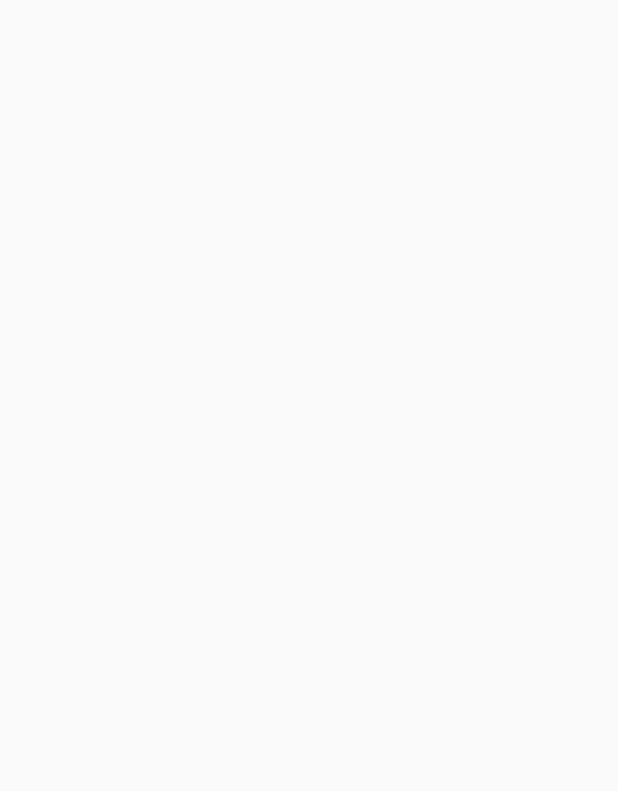
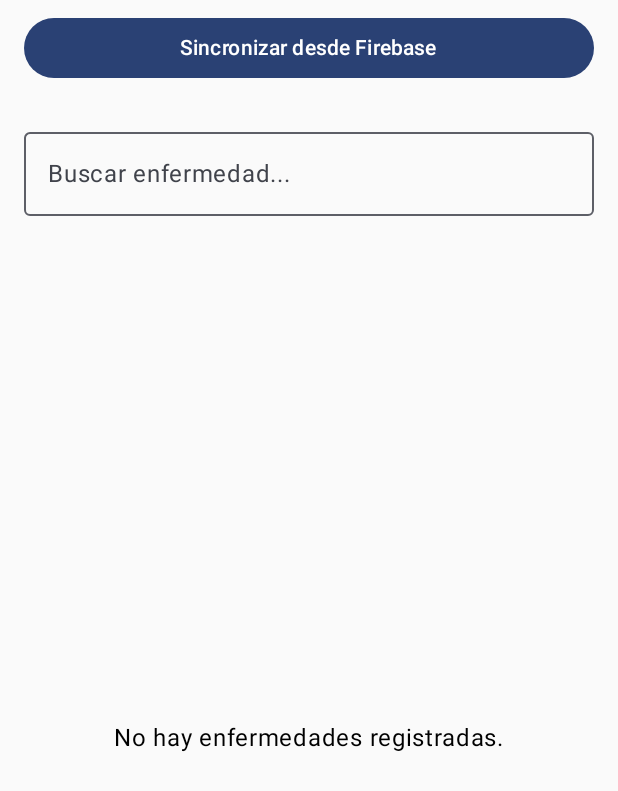
Before and after one commit to Traxcomgarza/Salud_Comunitaria, an Android app built with Jetpack Compose: the screen it shows after launch (MainActivity), on a phone screen of 412 x 824 dp. Before the commit the part shown is empty. Shown: the top 791 px of the screen. Run offline under Robolectric (Android 15) with nearby library versions, the phone set to English and light mode, and no system bars; our stand-ins replace Firebase (no records; nobody signed in at launch, a user with empty details on screens opened directly), Room's generated code.

Commit message:
Se añadioCrea la pantalla DiseasesScreen con un campo de búsqueda y una lista

```diff
--- a/app/build.gradle.kts
+++ b/app/build.gradle.kts
@@ -4,8 +4,6 @@ plugins {
     alias(libs.plugins.kotlin.compose)
 
 
-    //firebase
-    id("com.google.gms.google-services") version "4.4.3" apply false
 
 }
 
@@ -62,6 +60,7 @@ dependencies {
     implementation(libs.androidx.compose.material3)
     implementation(libs.androidx.navigation.runtime.ktx)
     implementation(libs.androidx.navigation.compose)
+    implementation(libs.androidx.room.ktx)
     testImplementation(libs.junit)
     androidTestImplementation(libs.androidx.junit)
     androidTestImplementation(libs.androidx.espresso.core)
@@ -78,6 +77,9 @@ dependencies {
     implementation("com.google.firebase:firebase-auth-ktx")
     implementation("com.google.firebase:firebase-firestore-ktx")
 
+    implementation("io.insert-koin:koin-androidx-compose:3.5.0")
+    implementation("io.insert-koin:koin-android:3.5.0")
+
     //data-core
     implementation(project(":data-core"))
     //show-diseases
--- a/app/src/main/AndroidManifest.xml
+++ b/app/src/main/AndroidManifest.xml
@@ -3,6 +3,7 @@
     xmlns:tools="http://schemas.android.com/tools">
 
     <application
+        android:name=".MainApplication"
         android:allowBackup="true"
         android:dataExtractionRules="@xml/data_extraction_rules"
         android:fullBackupContent="@xml/backup_rules"
--- /dev/null
+++ b/app/src/main/java/com/example/salud_comunitaria/AppModule.kt
@@ -0,0 +1,38 @@
+package com.example.salud_comunitaria
+
+import androidx.room.Room
+import com.example.data_core.database.AppDatabase
+import com.example.data_core.firebase.FirebaseDiseaseService
+import com.example.data_core.firebase.FirebaseUserService
+import com.example.data_core.repository.DiseaseRepository
+import com.example.data_core.repository.UserRepository
+import com.example.feature_auth.viewmodel.UserViewModel
+import com.example.feature_show_diseases.viewmodel.DiseaseDetailViewModel
+import com.example.feature_show_diseases.viewmodel.DiseaseViewModel
+import org.koin.android.ext.koin.androidContext
+import org.koin.androidx.viewmodel.dsl.viewModel
+import org.koin.dsl.module
+
+val appModule = module {
+
+    single {
+        Room.databaseBuilder(
+            androidContext(),
+            AppDatabase::class.java, "salud_comunitaria_db")
+            .build()
+    }
+
+    // Recetas para los "ayudantes" de la base de datos (DAOs)
+    single { get<AppDatabase>().diseaseDao() }
+    single { get<AppDatabase>().userDao() }
+
+    single { FirebaseDiseaseService() }
+    single { FirebaseUserService() }
+
+    single { DiseaseRepository(get(), get()) }
+    single { UserRepository(get(), get()) }
+
+    viewModel { DiseaseViewModel(get()) }
+    viewModel { UserViewModel(get()) }
+    viewModel { DiseaseDetailViewModel(get()) }
+}
--- a/app/src/main/java/com/example/salud_comunitaria/MainActivity.kt
+++ b/app/src/main/java/com/example/salud_comunitaria/MainActivity.kt
@@ -11,7 +11,11 @@ import androidx.compose.material3.Text
 import androidx.compose.runtime.Composable
 import androidx.compose.ui.Modifier
 import androidx.compose.ui.tooling.preview.Preview
+import com.example.feature_auth.viewmodel.UserViewModel
+import com.example.feature_show_diseases.viewmodel.DiseaseViewModel
+import com.example.salud_comunitaria.ui.navigation.NavBar
 import com.example.salud_comunitaria.ui.theme.Salud_ComunitariaTheme
+import org.koin.androidx.compose.koinViewModel
 
 class MainActivity : ComponentActivity() {
     override fun onCreate(savedInstanceState: Bundle?) {
@@ -19,7 +23,13 @@ class MainActivity : ComponentActivity() {
         enableEdgeToEdge()
         setContent {
             Salud_ComunitariaTheme {
+                val diseaseViewModel: DiseaseViewModel = koinViewModel()
+                val userViewModel: UserViewModel = koinViewModel()
 
+                NavBar(
+                    diseaseViewModel = diseaseViewModel,
+                    userViewModel = userViewModel
+                )
             }
         }
     }
--- /dev/null
+++ b/app/src/main/java/com/example/salud_comunitaria/MainApplication.kt
@@ -0,0 +1,21 @@
+package com.example.salud_comunitaria
+
+import android.app.Application
+import org.koin.android.ext.koin.androidContext
+import org.koin.android.ext.koin.androidLogger
+import org.koin.core.context.startKoin
+
+class MainApplication : Application() {
+    override fun onCreate() {
+        super.onCreate()
+
+        startKoin {
+            // Log Koin activity
+            androidLogger()
+            // Provide Android context
+            androidContext(this@MainApplication)
+            // Load modules
+            modules(appModule)
+        }
+    }
+}
--- a/app/src/main/java/com/example/salud_comunitaria/ui/navigation/NavBar.kt
+++ b/app/src/main/java/com/example/salud_comunitaria/ui/navigation/NavBar.kt
@@ -9,22 +9,48 @@ import com.example.feature_show_diseases.viewmodel.DiseaseViewModel
 import com.example.feature_auth.viewmodel.UserViewModel
 import com.example.feature_auth.screens.LoginScreen
 import com.example.feature_auth.screens.SignInScreen
+import com.example.feature_show_diseases.screens.DiseaseDetailScreen
 import com.example.feature_show_diseases.screens.DiseasesScreen
+import com.example.feature_show_diseases.viewmodel.DiseaseDetailViewModel
+import org.koin.androidx.compose.koinViewModel
 
 @Composable
 fun NavBar(
     diseaseViewModel: DiseaseViewModel,
     userViewModel: UserViewModel,
     navController: NavHostController = rememberNavController()
-){
+) {
     NavHost(
         navController = navController,
-        startDestination = "login"
-    ){
-        composable("login"){LoginScreen(userViewModel, navController)}
-        composable("register"){SignInScreen()}
-        composable("diseases"){DiseasesScreen()}
+        startDestination = "diseases"
+    ) {
+//        composable("login"){LoginScreen(userViewModel, navController)}
+//        composable("register"){SignInScreen()}
+//        composable("diseases"){DiseasesScreen()}
+
+        composable("diseases") {
+            DiseasesScreen(
+                viewModel = diseaseViewModel,
+                onKnowMoreClicked = { diseaseId ->
+                    navController.navigate("diseaseDetail/$diseaseId")
+                }
+            )
+        }
 
 
+        composable("diseaseDetail/{diseaseId}") { backStackEntry ->
+            val diseaseId = backStackEntry.arguments?.getString("diseaseId")?.toLongOrNull()
+            if (diseaseId != null) {
+                val detailViewModel: DiseaseDetailViewModel = koinViewModel()
+                DiseaseDetailScreen(
+                    diseaseId = diseaseId,
+                    viewModel = detailViewModel,
+                    onBackClicked = { navController.popBackStack() }
+                )
+            } else {
+                println("Error: diseaseId no válido para la pantalla de detalles.")
+                navController.popBackStack()
+            }
+        }
     }
 }
--- a/build.gradle.kts
+++ b/build.gradle.kts
@@ -6,6 +6,9 @@ plugins {
     alias(libs.plugins.kotlin.compose) apply false
     alias(libs.plugins.android.library) apply false
 
+    id("com.google.gms.google-services") version "4.4.3" apply false
+
+
     //agregado
     // alias(libs.plugins.compose.compiler) apply false
 
--- a/data-core/src/main/java/com/example/data_core/dao/DiseaseDao.kt
+++ b/data-core/src/main/java/com/example/data_core/dao/DiseaseDao.kt
@@ -11,6 +11,11 @@ import kotlinx.coroutines.flow.Flow
 
 @Dao
 interface DiseaseDao {
+
+    //Se agrego el query para la busqueda de enfermedades
+    @Query(""" SELECT * FROM disease WHERE :query = '' OR diseaseName LIKE '%' || :query || '%' ORDER BY diseaseName ASC """)
+    fun searchDiseases(query: String): Flow<List<DiseaseInfo>>
+
     @Query("SELECT * FROM disease")
     fun getAllDiseases(): Flow<List<DiseaseInfo>>
 
@@ -25,4 +30,8 @@ interface DiseaseDao {
 
     @Delete
     suspend fun deleteDisease(disease: DiseaseInfo)
+
+    @Insert(onConflict = OnConflictStrategy.REPLACE)
+    suspend fun insertAll(diseases: List<DiseaseInfo>)
+
 }
--- a/data-core/src/main/java/com/example/data_core/database/DataBase.kt
+++ b/data-core/src/main/java/com/example/data_core/database/DataBase.kt
@@ -14,5 +14,5 @@ import com.example.data_core.model.User
 )
 abstract class AppDatabase: RoomDatabase(){
     abstract fun userDao(): UserDao
-    abstract fun disease(): DiseaseDao
+    abstract fun diseaseDao(): DiseaseDao
 }
--- a/feature-show-diseases/src/main/java/com/example/feature_show_diseases/screens/DiseasesScreen.kt
+++ b/feature-show-diseases/src/main/java/com/example/feature_show_diseases/screens/DiseasesScreen.kt
@@ -1,5 +1,110 @@
 package com.example.feature_show_diseases.screens
 
-fun DiseasesScreen(){
 
+import androidx.compose.foundation.layout.Arrangement
+import androidx.compose.foundation.layout.Box
+import androidx.compose.runtime.Composable
+import androidx.compose.runtime.getValue
+import androidx.lifecycle.compose.collectAsStateWithLifecycle
+import com.example.feature_show_diseases.viewmodel.DiseaseViewModel
+import androidx.compose.foundation.layout.Column
+import androidx.compose.foundation.layout.PaddingValues
+import androidx.compose.foundation.layout.Spacer
+import androidx.compose.foundation.lazy.LazyColumn
+import androidx.compose.material3.Button
+import androidx.compose.material3.Card
+import androidx.compose.material3.OutlinedTextField
+import androidx.compose.material3.Text
+import androidx.compose.ui.text.font.FontWeight
+import androidx.compose.ui.unit.dp
+import com.example.data_core.model.DiseaseInfo
+import androidx.compose.foundation.layout.fillMaxSize
+import androidx.compose.foundation.layout.fillMaxWidth
+import androidx.compose.foundation.layout.height
+import androidx.compose.foundation.layout.padding
+import androidx.compose.foundation.lazy.items
+import androidx.compose.material3.CardDefaults
+import androidx.compose.ui.Alignment
+import androidx.compose.ui.Modifier
+@Composable
+fun DiseasesScreen(
+    viewModel: DiseaseViewModel,
+    onKnowMoreClicked: (Long) -> Unit
+) {
+    val uiState by viewModel.uiState.collectAsStateWithLifecycle()
+
+    Column(modifier = Modifier.fillMaxSize()){
+
+        Button(
+            onClick = { viewModel.syncFromFirebase() },
+            modifier = Modifier
+                .fillMaxWidth()
+                .padding(horizontal = 16.dp, vertical = 8.dp)
+        ) {
+            Text("Sincronizar desde Firebase")
+        }
+        // Campo para la búsqueda
+        OutlinedTextField(
+            value = uiState.searchQuery,
+            onValueChange = { viewModel.onSearchQueryChange(it) },
+            label = { Text("Buscar enfermedad...") },
+            modifier = Modifier
+                .fillMaxWidth()
+                .padding(16.dp)
+        )
+
+        // Maneja el estado de la lista de enfermedades
+        if (uiState.diseases.isEmpty()) {
+            Box(
+                modifier = Modifier.fillMaxSize(),
+                contentAlignment = Alignment.Center
+            ) {
+                Text(
+                    text = if (uiState.searchQuery.isNotEmpty()) {
+                        "No se encontraron resultados para '${uiState.searchQuery}'"
+                    } else {
+                        "No hay enfermedades registradas."
+                    }
+                )
+            }
+        } else {
+            LazyColumn(
+                contentPadding = PaddingValues(start = 16.dp, end = 16.dp, bottom = 16.dp),
+                verticalArrangement = Arrangement.spacedBy(16.dp)
+            ) {
+                items(items = uiState.diseases, key = { it.id }) { disease ->
+                    DiseaseCard(disease = disease, onKnowMoreClicked = onKnowMoreClicked)
+                }
+            }
+        }
+    }
 }
+
+@Composable
+fun DiseaseCard(
+    disease: DiseaseInfo,
+    onKnowMoreClicked: (Long) -> Unit
+) {
+    Card(
+        modifier = Modifier.fillMaxWidth(),
+        elevation = CardDefaults.cardElevation(defaultElevation = 4.dp)
+    ) {
+        Column(modifier = Modifier.padding(16.dp)) {
+            Text(
+                text = disease.diseaseName,
+                fontWeight = FontWeight.Bold
+            )
+            Spacer(modifier = Modifier.height(8.dp))
+            Text(
+                text = disease.diseaseInfo.take(100) + "...",
+            )
+            Spacer(modifier = Modifier.height(16.dp))
+            Button(
+                onClick = { onKnowMoreClicked(disease.id) },
+                modifier = Modifier.align(Alignment.End)
+            ) {
+                Text("Saber más...")
+            }
+        }
+    }
+}
--- a/feature-show-diseases/src/main/java/com/example/feature_show_diseases/viewmodel/DiseaseViewModel.kt
+++ b/feature-show-diseases/src/main/java/com/example/feature_show_diseases/viewmodel/DiseaseViewModel.kt
@@ -5,29 +5,68 @@ import androidx.lifecycle.viewModelScope
 import com.example.data_core.model.DiseaseInfo
 import com.example.data_core.repository.DiseaseRepository
 import kotlinx.coroutines.flow.MutableStateFlow
+import kotlinx.coroutines.flow.SharingStarted
 import kotlinx.coroutines.flow.StateFlow
 import kotlinx.coroutines.flow.asStateFlow
+import kotlinx.coroutines.flow.combine
+import kotlinx.coroutines.flow.stateIn
 import kotlinx.coroutines.launch
 
-//ViewModel Diseases it can be used by adminUser
+
+data class DiseasesUiState(
+    val diseases: List<DiseaseInfo> = emptyList(),
+    val searchQuery: String = "",
+)
+
 class DiseaseViewModel(private val repository: DiseaseRepository) : ViewModel() {
-    // list of diseases
-    private val _diseases = MutableStateFlow<List<DiseaseInfo>>(emptyList())
-    val diseases: StateFlow<List<DiseaseInfo>> = _diseases.asStateFlow()
+
+    private val _searchQuery = MutableStateFlow("")
+
+    val uiState: StateFlow<DiseasesUiState> =
+        combine(repository.getAllDiseases(), _searchQuery) { diseases, query ->
+            val filteredList = if (query.isBlank()) {
+                diseases
+            } else {
+                diseases.filter {
+                    it.diseaseName.contains(query, ignoreCase = true)
+                }
+            }
+            DiseasesUiState(
+                diseases = filteredList,
+                searchQuery = query
+            )
+        }.stateIn(
+            scope = viewModelScope,
+            started = SharingStarted.WhileSubscribed(5_000),
+            initialValue = DiseasesUiState()
+        )
+
+
+    fun onSearchQueryChange(query: String) {
+        _searchQuery.value = query
+    }
 
     fun addDisease(disease: DiseaseInfo) {
-        viewModelScope.launch { repository.insertDisease(disease) }
+        viewModelScope.launch {
+            repository.insertDisease(disease)
+        }
     }
 
     fun updateDisease(disease: DiseaseInfo) {
-        viewModelScope.launch { repository.updateDisease(disease) }
+        viewModelScope.launch {
+            repository.updateDisease(disease)
+        }
     }
 
     fun deleteDisease(disease: DiseaseInfo) {
-        viewModelScope.launch { repository.deleteDisease(disease) }
+        viewModelScope.launch {
+            repository.deleteDisease(disease)
+        }
     }
 
-    fun getDiseaseById(id: Long): DiseaseInfo? {
-        return diseases.value.find { it.id == id }
+    fun syncFromFirebase() {
+        viewModelScope.launch {
+            repository.syncFromFirebase()
+        }
     }
 }
```
Also changed, not shown: data-core/src/main/java/com/example/data_core/model/DiseaseInfo.kt (+16 -10 lines), data-core/src/main/java/com/example/data_core/repository/DiseaseRepository.kt (+26 -25 lines), feature-show-diseases/build.gradle.kts (+19 -11 lines), feature-show-diseases/src/main/java/com/example/feature_show_diseases/screens/DiseaseDetailScreen.kt (added, +115 -0 lines), feature-show-diseases/src/main/java/com/example/feature_show_diseases/viewmodel/DiseaseDetailViewModel.kt (added, +42 -0 lines).
